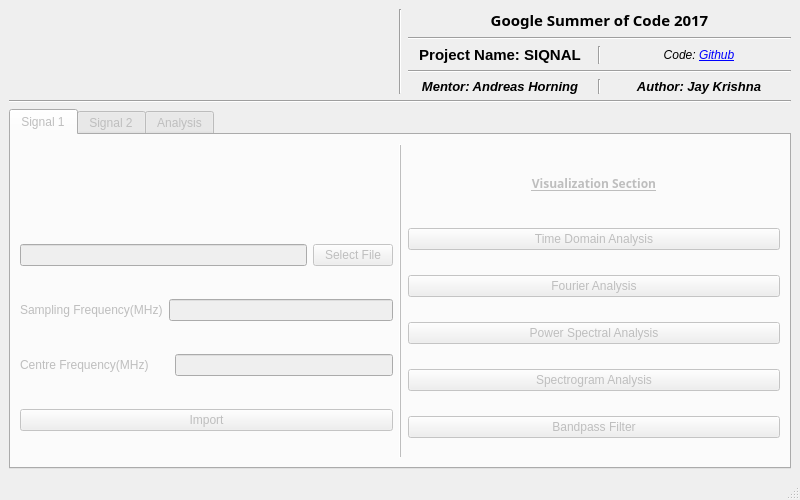
Old version of the form qt/analysisscreen.ui in the repository aerospaceresearch/SiqNAL.
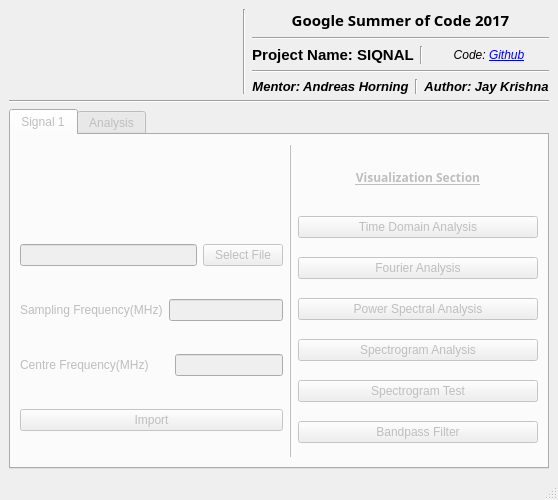
New version of the form.

Commit message: Improved Main screen

```diff
--- a/qt/analysisscreen.ui
+++ b/qt/analysisscreen.ui
@@ -9,7 +9,7 @@
    <rect>
     <x>0</x>
     <y>0</y>
-    <width>800</width>
+    <width>558</width>
     <height>500</height>
    </rect>
   </property>
@@ -430,6 +430,13 @@
             </property>
            </widget>
           </item>
+          <item>
+           <widget class="QPushButton" name="Spectrogram2LaunchButton">
+            <property name="text">
+             <string>Spectrogram Test</string>
+            </property>
+           </widget>
+          </item>
           <item>
            <widget class="QPushButton" name="BandpassLaunchButton">
             <property name="text">
@@ -441,11 +448,6 @@
         </item>
        </layout>
       </widget>
-      <widget class="QWidget" name="tab_2">
-       <attribute name="title">
-        <string>Signal 2</string>
-       </attribute>
-      </widget>
       <widget class="QWidget" name="tab_3">
        <attribute name="title">
         <string>Analysis</string>
```
